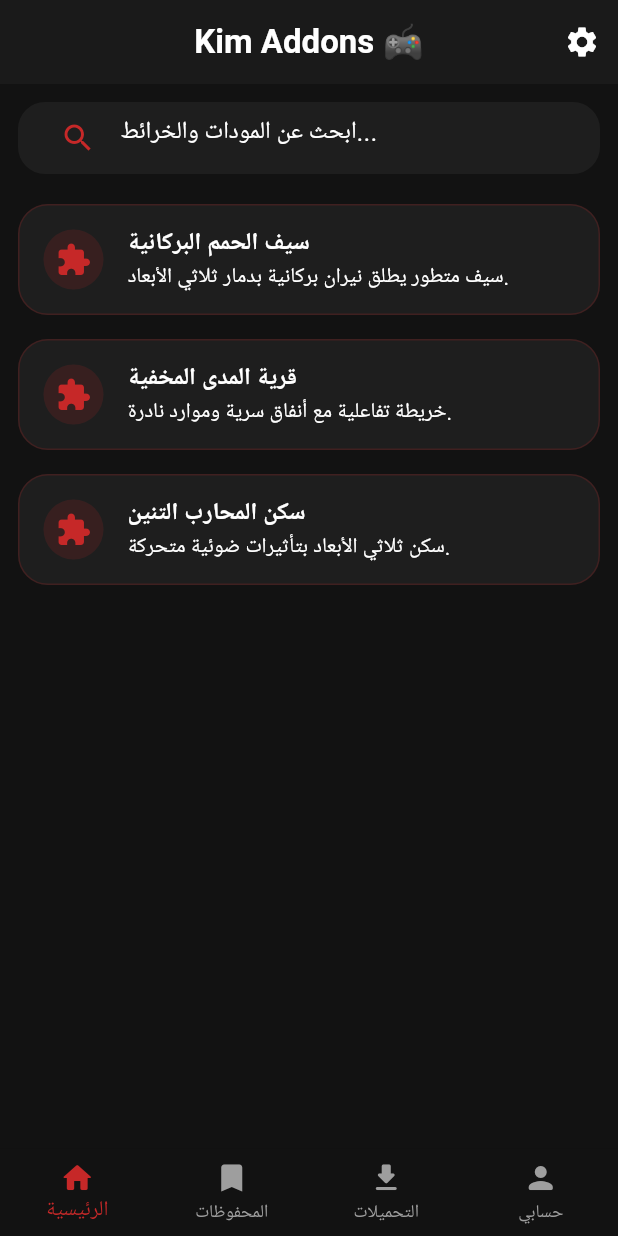
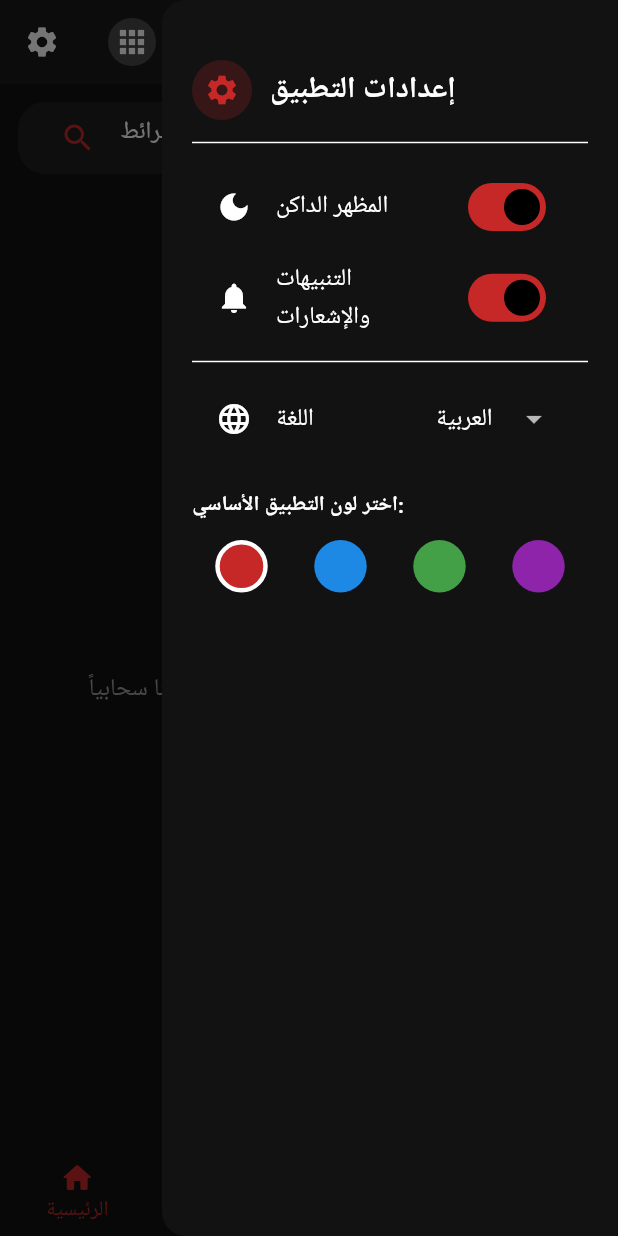
Before and after one commit to twkt7538-arch/KIM-ADDONS52, a Flutter app: the screen it shows after launch, with the side drawer open (before the commit the screen has no drawer), on a phone screen of 412 x 824 dp. Run offline on Flutter 3.47's test engine with Material 3 defaults, Android fonts, the phone set to English and light mode, and no system bars; our stand-ins replace cloud_firestore, firebase_core; accounts and stored records are empty.

Commit message:
حذف المودات الوهمية وتحديث تصميم الشريط العلوي والإعدادات الجانبية

```diff
--- a/lib/main.dart
+++ b/lib/main.dart
@@ -1,28 +1,43 @@
 import 'package:flutter/material.dart';
+import 'package:firebase_core/firebase_core.dart';
+import 'package:cloud_firestore/cloud_firestore.dart';
 
-void main() {
+void main() async {
   WidgetsFlutterBinding.ensureInitialized();
+  try {
+    await Firebase.initializeApp();
+  } catch (e) {
+    debugPrint("Firebase init error: $e");
+  }
   runApp(const KimAddonsApp());
 }
 
-// قائمة عامة للمودات لضمان عمل لوحة الأدمن والصفحة الرئيسية بسلاسة
-List<AddonModel> globalAddons = [
-  AddonModel(
-    title: 'سيف الحمم البركانية',
-    category: 'أسلحة أسطورية',
-    description: 'سيف متطور يطلق نيران بركانية بدمار ثلاثي الأبعاد.',
-  ),
-  AddonModel(
-    title: 'قرية المدى المخفية',
-    category: 'خرائط بقاء',
-    description: 'خريطة تفاعلية مع أنفاق سرية وموارد نادرة.',
-  ),
-  AddonModel(
-    title: 'سكن المحارب التنين',
-    category: 'سكنات فخمة',
-    description: 'سكن ثلاثي الأبعاد بتأثيرات ضوئية متحركة.',
-  ),
-];
+class AddonModel {
+  final String id;
+  final String title;
+  final String category;
+  final String description;
+  final String downloadLink;
+
+  AddonModel({
+    required this.id,
+    required this.title,
+    required this.category,
+    required this.description,
+    required this.downloadLink,
+  });
+
+  factory AddonModel.fromDoc(DocumentSnapshot doc) {
+    final data = doc.data() as Map<String, dynamic>;
+    return AddonModel(
+      id: doc.id,
+      title: data['title'] ?? '',
+      category: data['category'] ?? 'عام',
+      description: data['description'] ?? '',
+      downloadLink: data['downloadLink'] ?? '',
+    );
+  }
+}
 
 class KimAddonsApp extends StatefulWidget {
   const KimAddonsApp({super.key});
@@ -33,10 +48,12 @@ class KimAddonsApp extends StatefulWidget {
 
 class _KimAddonsAppState extends State<KimAddonsApp> {
   bool isDarkMode = true;
+  bool notificationsEnabled = true;
   Color primaryThemeColor = const Color(0xFFC62828);
   String currentLanguage = 'العربية';
 
   void toggleTheme() => setState(() => isDarkMode = !isDarkMode);
+  void toggleNotifications() => setState(() => notificationsEnabled = !notificationsEnabled);
   void changePrimaryColor(Color newColor) => setState(() => primaryThemeColor = newColor);
   void changeLanguage(String lang) => setState(() => currentLanguage = lang);
 
@@ -44,7 +61,7 @@ class _KimAddonsAppState extends State<KimAddonsApp> {
   Widget build(BuildContext context) {
     return MaterialApp(
       debugShowCheckedModeBanner: false,
-      title: 'Kim Addons Pro',
+      title: 'Kim Addons',
       theme: ThemeData(
         brightness: isDarkMode ? Brightness.dark : Brightness.light,
         scaffoldBackgroundColor: isDarkMode ? const Color(0xFF121212) : const Color(0xFFF4F4F9),
@@ -56,40 +73,37 @@ class _KimAddonsAppState extends State<KimAddonsApp> {
       ),
       home: MainNavigationScreen(
         isDarkMode: isDarkMode,
+        notificationsEnabled: notificationsEnabled,
         primaryColor: primaryThemeColor,
+        currentLanguage: currentLanguage,
         toggleTheme: toggleTheme,
+        toggleNotifications: toggleNotifications,
         changePrimaryColor: changePrimaryColor,
-        currentLanguage: currentLanguage,
         changeLanguage: changeLanguage,
       ),
     );
   }
 }
 
-class AddonModel {
-  final String title;
-  final String category;
-  final String description;
-
-  AddonModel({required this.title, required this.category, required this.description});
-}
-
-// ------------------- الواجهة الرئيسية المباشرة -------------------
 class MainNavigationScreen extends StatefulWidget {
   final bool isDarkMode;
+  final bool notificationsEnabled;
   final Color primaryColor;
+  final String currentLanguage;
   final VoidCallback toggleTheme;
+  final VoidCallback toggleNotifications;
   final Function(Color) changePrimaryColor;
-  final String currentLanguage;
   final Function(String) changeLanguage;
 
   const MainNavigationScreen({
     super.key,
     required this.isDarkMode,
+    required this.notificationsEnabled,
     required this.primaryColor,
+    required this.currentLanguage,
     required this.toggleTheme,
+    required this.toggleNotifications,
     required this.changePrimaryColor,
-    required this.currentLanguage,
     required this.changeLanguage,
   });
 
@@ -100,68 +114,33 @@ class MainNavigationScreen extends StatefulWidget {
 class _MainNavigationScreenState extends State<MainNavigationScreen> {
   int _currentIndex = 0;
   String searchQuery = "";
+  final GlobalKey<ScaffoldState> _scaffoldKey = GlobalKey<ScaffoldState>();
 
-  void _showSettingsModal() {
-    showModalBottomSheet(
-      context: context,
-      shape: const RoundedRectangleBorder(
-        borderRadius: BorderRadius.vertical(top: Radius.circular(25)),
-      ),
-      builder: (context) {
-        return Container(
-          padding: const EdgeInsets.all(20),
-          child: Column(
-            mainAxisSize: MainAxisSize.min,
-            children: [
-              const Text('إعدادات التطبيق والتخصيص', style: TextStyle(fontSize: 18, fontWeight: FontWeight.bold)),
-              const SizedBox(height: 15),
-              ListTile(
-                leading: const Icon(Icons.dark_mode),
-                title: const Text('تغيير مظهر التطبيق (داكن / فاتح)'),
-                trailing: Switch(
-                  value: widget.isDarkMode,
-                  onChanged: (val) {
-                    widget.toggleTheme();
-                    Navigator.pop(context);
-                  },
-                ),
-              ),
-              ListTile(
-                leading: const Icon(Icons.color_lens),
-                title: const Text('اختر لون التطبيق الأساسي'),
-                trailing: Row(
-                  mainAxisSize: MainAxisSize.min,
-                  children: [
-                    _colorOption(const Color(0xFFC62828)),
-                    _colorOption(const Color(0xFF1E88E5)),
-                    _colorOption(const Color(0xFF43A047)),
-                  ],
-                ),
-              ),
-            ],
-          ),
-        );
-      },
-    );
+  Widget _buildCloudAddonsList() {
+    return StreamBuilder<QuerySnapshot>(
+      stream: FirebaseFirestore.instance.collection('addons').snapshots(),
+      builder: (context, snapshot) {
+        if (snapshot.hasError) {
+          return Center(child: Text('خطأ في الاتصال بالسحابة: ${snapshot.error}'));
+        }
+        if (snapshot.connectionState == ConnectionState.waiting) {
+          return const Center(child: CircularProgressIndicator());
         }
 
-  Widget _colorOption(Color color) {
-    return GestureDetector(
-      onTap: () {
-        widget.changePrimaryColor(color);
-        Navigator.pop(context);
-      },
-      child: Container(
-        margin: const EdgeInsets.symmetric(horizontal: 4),
-        width: 24,
-        height: 24,
-        decoration: BoxDecoration(color: color, shape: BoxShape.circle),
+        final docs = snapshot.data?.docs ?? [];
+        List<AddonModel> addons = docs.map((doc) => AddonModel.fromDoc(doc)).toList();
+
+        final filtered = addons.where((e) => e.title.toLowerCase().contains(searchQuery.toLowerCase())).toList();
+
+        if (filtered.isEmpty) {
+          return const Center(
+            child: Text(
+              'لا توجد مودات حالياً.\nأضف موداً جديداً من لوحة الأدمن لتظهر هنا سحابياً!',
+              textAlign: TextAlign.center,
+              style: TextStyle(fontSize: 16, color: Colors.grey),
             ),
           );
         }
-
-  Widget _buildList() {
-    final filtered = globalAddons.where((e) => e.title.toLowerCase().contains(searchQuery.toLowerCase())).toList();
 
         return ListView.builder(
           itemCount: filtered.length,
@@ -175,13 +154,31 @@ class _MainNavigationScreenState extends State<MainNavigationScreen> {
                 border: Border.all(color: widget.primaryColor.withOpacity(0.2)),
               ),
               child: ListTile(
+                contentPadding: const EdgeInsets.all(12),
                 leading: CircleAvatar(
                   backgroundColor: widget.primaryColor.withOpacity(0.15),
-              child: Icon(Icons.extension, color: widget.primaryColor),
+                  child: Icon(Icons.cloud_done, color: widget.primaryColor),
                 ),
                 title: Text(item.title, style: const TextStyle(fontWeight: FontWeight.bold)),
-            subtitle: Text(item.description, maxLines: 2, overflow: TextOverflow.ellipsis),
+                subtitle: Column(
+                  crossAxisAlignment: CrossAxisAlignment.start,
+                  children: [
+                    Text(item.category, style: TextStyle(color: widget.primaryColor, fontSize: 11)),
+                    const SizedBox(height: 4),
+                    Text(item.description, maxLines: 2, overflow: TextOverflow.ellipsis),
+                  ],
                 ),
+                trailing: IconButton(
+                  icon: const Icon(Icons.download_rounded, color: Colors.green),
+                  onPressed: () {
+                    ScaffoldMessenger.of(context).showSnackBar(
+                      SnackBar(content: Text('رابط التحميل: ${item.downloadLink}')),
+                    );
+                  },
+                ),
+              ),
+            );
+          },
         );
       },
     );
@@ -208,25 +205,101 @@ class _MainNavigationScreenState extends State<MainNavigationScreen> {
               ),
             ),
           ),
-          Expanded(child: _buildList()),
+          Expanded(child: _buildCloudAddonsList()),
         ],
       ),
       const Center(child: Text('المحفوظات الفارغة')),
       const Center(child: Text('التحميلات الفارغة')),
-      ProfileScreen(primaryColor: widget.primaryColor, onAddonAdded: () => setState(() {})),
+      ProfileScreen(primaryColor: widget.primaryColor),
     ];
 
     return Scaffold(
-      appBar: AppBar(
-        title: const Text('Kim Addons 🎮', style: TextStyle(fontWeight: FontWeight.bold)),
-        centerTitle: true,
-        backgroundColor: widget.isDarkMode ? const Color(0xFF1A1A1A) : widget.primaryColor,
-        actions: [
-          IconButton(
-            icon: const Icon(Icons.settings),
-            onPressed: _showSettingsModal,
+      key: _scaffoldKey,
+      endDrawer: Drawer(
+        child: Container(
+          padding: const EdgeInsets.symmetric(vertical: 40, horizontal: 20),
+          child: Column(
+            crossAxisAlignment: CrossAxisAlignment.start,
+            children: [
+              Row(
+                children: [
+                  CircleAvatar(
+                    backgroundColor: widget.primaryColor.withOpacity(0.2),
+                    child: Icon(Icons.settings, color: widget.primaryColor),
+                  ),
+                  const SizedBox(width: 12),
+                  const Text('إعدادات التطبيق', style: TextStyle(fontSize: 20, fontWeight: FontWeight.bold)),
+                ],
+              ),
+              const Divider(height: 30),
+              SwitchListTile(
+                title: const Text('المظهر الداكن'),
+                secondary: const Icon(Icons.dark_mode),
+                value: widget.isDarkMode,
+                onChanged: (val) => widget.toggleTheme(),
+              ),
+              SwitchListTile(
+                title: const Text('التنبيهات والإشعارات'),
+                secondary: const Icon(Icons.notifications),
+                value: widget.notificationsEnabled,
+                onChanged: (val) => widget.toggleNotifications(),
+              ),
+              const Divider(height: 20),
+              ListTile(
+                leading: const Icon(Icons.language),
+                title: const Text('اللغة'),
+                trailing: DropdownButton<String>(
+                  value: widget.currentLanguage,
+                  underline: const SizedBox(),
+                  items: ['العربية', 'English'].map((String value) {
+                    return DropdownMenuItem<String>(
+                      value: value,
+                      child: Text(value),
+                    );
+                  }).toList(),
+                  onChanged: (val) {
+                    if (val != null) widget.changeLanguage(val);
+                  },
+                ),
+              ),
+              const SizedBox(height: 20),
+              const Text('اختر لون التطبيق الأساسي:', style: TextStyle(fontWeight: FontWeight.bold)),
+              const SizedBox(height: 12),
+              Row(
+                mainAxisAlignment: MainAxisAlignment.spaceAround,
+                children: [
+                  _colorOption(const Color(0xFFC62828)),
+                  _colorOption(const Color(0xFF1E88E5)),
+                  _colorOption(const Color(0xFF43A047)),
+                  _colorOption(const Color(0xFF8E24AA)),
+                ],
               ),
             ],
+          ),
+        ),
+      ),
+      appBar: AppBar(
+        backgroundColor: widget.isDarkMode ? const Color(0xFF1A1A1A) : widget.primaryColor,
+        elevation: 0,
+        // صورة/شعار التطبيق على الجانب بدلاً من النص والرمز
+        title: Row(
+          children: [
+            Container(
+              padding: const EdgeInsets.all(4),
+              decoration: BoxDecoration(
+                color: Colors.white.withOpacity(0.2),
+                shape: BoxShape.circle,
+              ),
+              child: const Icon(Icons.apps, color: Colors.white, size: 24),
+            ),
+          ],
+        ),
+        leading: Builder(
+          builder: (context) => IconButton(
+            icon: const Icon(Icons.settings, color: Colors.white),
+            onPressed: () => _scaffoldKey.currentState?.openEndDrawer(),
+          ),
+        ),
       ),
       body: pages[_currentIndex],
       bottomNavigationBar: BottomNavigationBar(
@@ -244,14 +317,30 @@ class _MainNavigationScreenState extends State<MainNavigationScreen> {
       ),
     );
   }
+
+  Widget _colorOption(Color color) {
+    return GestureDetector(
+      onTap: () => widget.changePrimaryColor(color),
+      child: Container(
+        width: 35,
+        height: 35,
+        decoration: BoxDecoration(
+          color: color,
+          shape: BoxShape.circle,
+          border: Border.all(
+            color: widget.primaryColor == color ? Colors.white : Colors.transparent,
+            width: 3,
+          ),
+        ),
+      ),
+    );
+  }
 }
 
-// ------------------- صفحة الملف الشخصي -------------------
 class ProfileScreen extends StatelessWidget {
   final Color primaryColor;
-  final VoidCallback onAddonAdded;
 
-  const ProfileScreen({super.key, required this.primaryColor, required this.onAddonAdded});
+  const ProfileScreen({super.key, required this.primaryColor});
 
   @override
   Widget build(BuildContext context) {
@@ -265,7 +354,7 @@ class ProfileScreen extends StatelessWidget {
             child: Icon(Icons.person, size: 50, color: primaryColor),
           ),
           const SizedBox(height: 10),
-          const Text('وضع الزائر الاحترافي', style: TextStyle(fontSize: 18, fontWeight: FontWeight.bold)),
+          const Text('لوحة إدارة السحابة', style: TextStyle(fontSize: 18, fontWeight: FontWeight.bold)),
           const SizedBox(height: 20),
           ElevatedButton.icon(
             style: ElevatedButton.styleFrom(backgroundColor: primaryColor),
@@ -273,15 +362,12 @@ class ProfileScreen extends StatelessWidget {
               Navigator.push(
                 context,
                 MaterialPageRoute(
-                  builder: (context) => AdminPanelScreen(
-                    primaryColor: primaryColor,
-                    onAddonAdded: onAddonAdded,
-                  ),
+                  builder: (context) => CloudAdminPanel(primaryColor: primaryColor),
                 ),
               );
             },
             icon: const Icon(Icons.admin_panel_settings, color: Colors.white),
-            label: const Text('لوحة تحكم الأدمن (إضافة مود)', style: TextStyle(color: Colors.white)),
+            label: const Text('لوحة الأدمن (نشر مود سحابياً)', style: TextStyle(color: Colors.white)),
           ),
         ],
       ),
@@ -289,53 +375,96 @@ class ProfileScreen extends StatelessWidget {
   }
 }
 
-// ------------------- صفحة الأدمن الفورية -------------------
-class AdminPanelScreen extends StatefulWidget {
+class CloudAdminPanel extends StatefulWidget {
   final Color primaryColor;
-  final VoidCallback onAddonAdded;
 
-  const AdminPanelScreen({super.key, required this.primaryColor, required this.onAddonAdded});
+  const CloudAdminPanel({super.key, required this.primaryColor});
 
   @override
-  State<AdminPanelScreen> createState() => _AdminPanelScreenState();
+  State<CloudAdminPanel> createState() => _CloudAdminPanelState();
 }
 
-class _AdminPanelScreenState extends State<AdminPanelScreen> {
+class _CloudAdminPanelState extends State<CloudAdminPanel> {
   final _titleController = TextEditingController();
+  final _categoryController = TextEditingController();
   final _descController = TextEditingController();
+  final _linkController = TextEditingController();
+  bool isLoading = false;
 
-  void _add() {
-    if (_titleController.text.isEmpty) return;
-    globalAddons.add(
-      AddonModel(
-        title: _titleController.text,
-        category: 'إضافة جديدة',
-        description: _descController.text.isNotEmpty ? _descController.text : 'بدون وصف',
-      ),
+  void _uploadToCloud() async {
+    if (_titleController.text.isEmpty) {
+      ScaffoldMessenger.of(context).showSnackBar(
+        const SnackBar(content: Text('يرجى إدخال اسم المود على الأقل')),
       );
-    widget.onAddonAdded();
+      return;
+    }
+
+    setState(() => isLoading = true);
+
+    try {
+      await FirebaseFirestore.instance.collection('addons').add({
+        'title': _titleController.text,
+        'category': _categoryController.text.isNotEmpty ? _categoryController.text : 'عام',
+        'description': _descController.text.isNotEmpty ? _descController.text : 'بدون وصف',
+        'downloadLink': _linkController.text.isNotEmpty ? _linkController.text : 'https://example.com',
+        'createdAt': FieldValue.serverTimestamp(),
+      });
+
+      if (!mounted) return;
       ScaffoldMessenger.of(context).showSnackBar(
-      const SnackBar(content: Text('تم إضافة المود بنجاح إلى التطبيق! 🚀')),
+        const SnackBar(content: Text('تم نشر المود سحابياً بنجاح! 🚀')),
       );
       Navigator.pop(context);
+    } catch (e) {
+      if (!mounted) return;
+      ScaffoldMessenger.of(context).showSnackBar(
+        SnackBar(content: Text('خطأ أثناء النشر: $e')),
+      );
+      setState(() => isLoading = false);
+    }
   }
 
   @override
   Widget build(BuildContext context) {
     return Scaffold(
-      appBar: AppBar(title: const Text('لوحة تحكم الأدمن'), backgroundColor: widget.primaryColor),
+      appBar: AppBar(
+        title: const Text('لوحة الأدمن السحابية'),
+        backgroundColor: widget.primaryColor,
+      ),
       body: Padding(
-        padding: const EdgeInsets.all(20),
-        child: Column(
+        padding: const EdgeInsets.all(20.0),
+        child: ListView(
           children: [
-            TextField(controller: _titleController, decoration: const InputDecoration(labelText: 'اسم المود')),
-            const SizedBox(height: 10),
-            TextField(controller: _descController, decoration: const InputDecoration(labelText: 'الوصف')),
-            const SizedBox(height: 20),
-            ElevatedButton(
-              style: ElevatedButton.styleFrom(backgroundColor: widget.primaryColor),
-              onPressed: _add,
-              child: const Text('إضافة المود فوراً', style: TextStyle(color: Colors.white)),
+            TextField(
+              controller: _titleController,
+              decoration: const InputDecoration(labelText: 'اسم المود'),
+            ),
+            const SizedBox(height: 12),
+            TextField(
+              controller: _categoryController,
+              decoration: const InputDecoration(labelText: 'التصنيف (أسلحة، خرائط، سكنات)'),
+            ),
+            const SizedBox(height: 12),
+            TextField(
+              controller: _descController,
+              maxLines: 3,
+              decoration: const InputDecoration(labelText: 'وصف المود'),
+            ),
+            const SizedBox(height: 12),
+            TextField(
+              controller: _linkController,
+              decoration: const InputDecoration(labelText: 'رابط التحميل المباشر (.mcaddon)'),
+            ),
+            const SizedBox(height: 30),
+            isLoading
+                ? const Center(child: CircularProgressIndicator())
+                : ElevatedButton(
+                    style: ElevatedButton.styleFrom(
+                      backgroundColor: widget.primaryColor,
+                      padding: const EdgeInsets.symmetric(vertical: 14),
+                    ),
+                    onPressed: _uploadToCloud,
+                    child: const Text('نشر المود سحابياً ☁️🚀', style: TextStyle(color: Colors.white, fontSize: 16)),
                   ),
           ],
         ),
```
Lines whose indentation alone changed are shown as unchanged.
